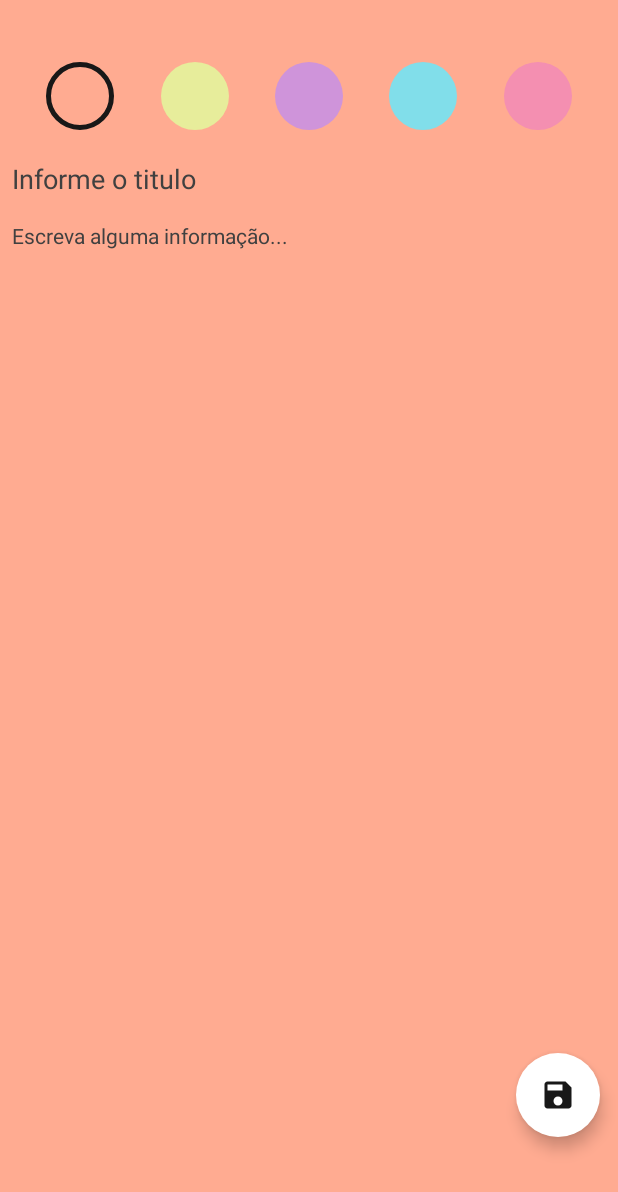
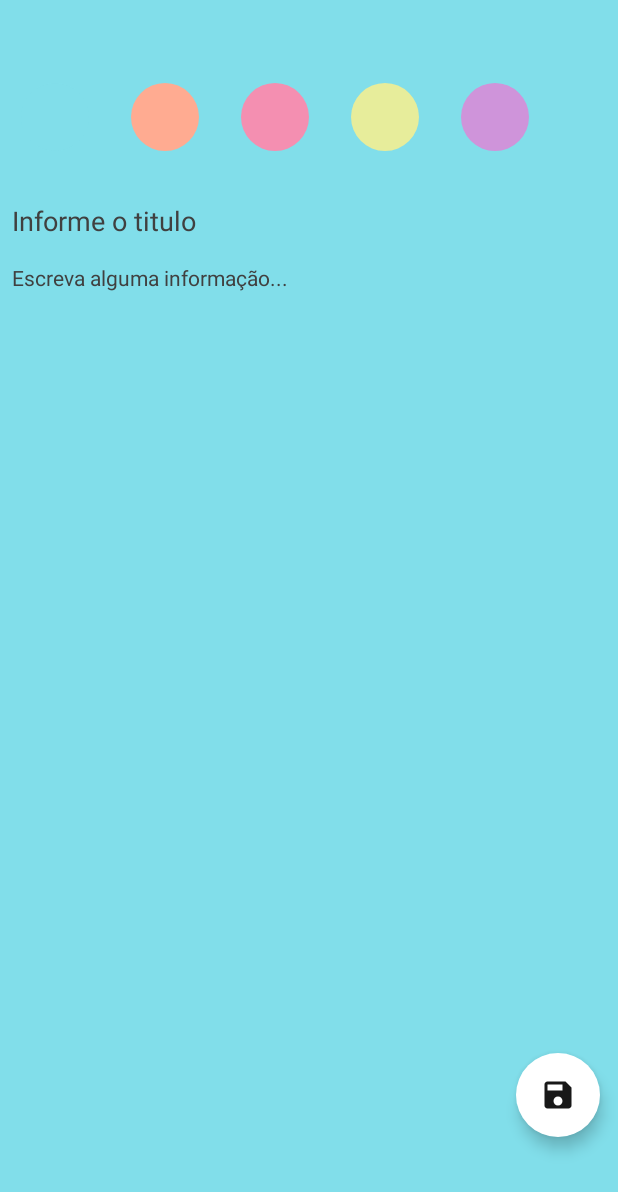
Before and after one commit to rafaelcalves1/NoteApp, an Android app: the AddNoteActivity screen opened directly, with no data from a screen before it, on a phone screen of 412 x 824 dp. Shown: the top 1192 px of the screen. Run offline under Robolectric (Android 15) with nearby library versions, the phone set to English and light mode, and no system bars; our stand-ins replace Room's generated code.

Commit message:
Implemente Rycler color pick

```diff
--- a/app/src/main/java/com/example/noteapp/di/AppModule.kt
+++ b/app/src/main/java/com/example/noteapp/di/AppModule.kt
@@ -7,11 +7,10 @@ import com.example.noteapp.data.data_source.NotaDataBase.Companion.DATABASE_NOME
 import com.example.noteapp.data.repository.NotaRepositoryImpl
 import com.example.noteapp.domain.repository.NotaRepository
 import com.example.noteapp.domain.use_cases.*
+import com.example.noteapp.presenter.viewmodel.AddNotesViewModel
 import com.example.noteapp.presenter.viewmodel.NotasViewModel
 import org.koin.android.ext.koin.androidApplication
 import org.koin.androidx.viewmodel.dsl.viewModel
-import org.koin.core.module.dsl.bind
-import org.koin.core.module.dsl.singleOf
 import org.koin.dsl.module
 
 object AppModule {
@@ -25,7 +24,7 @@ object AppModule {
     }
 
     val dataBaseModule = module {
-        fun provideNotaDao(dataBase: NotaDataBase) : NotaDao {
+        fun provideNotaDao(dataBase: NotaDataBase): NotaDao {
             return dataBase.notaDao
         }
 
@@ -34,7 +33,7 @@ object AppModule {
                 androidApplication(),
                 NotaDataBase::class.java,
                 DATABASE_NOME
-            ).build()
+            ).fallbackToDestructiveMigration().build()
         }
 
         single {
@@ -43,11 +42,12 @@ object AppModule {
     }
 
     val repositoryModule = module {
-        single { NotaRepositoryImpl(get()) as NotaRepository}
+        single { NotaRepositoryImpl(get()) as NotaRepository }
     }
 
     val viewModelModule = module {
         viewModel { NotasViewModel(get()) }
+        viewModel { AddNotesViewModel(get()) }
     }
 
 }
--- /dev/null
+++ b/app/src/main/java/com/example/noteapp/domain/model/ColorBackground.kt
@@ -0,0 +1,6 @@
+package com.example.noteapp.domain.model
+
+
+enum class ColorBackground{
+    BLUE, ORANGE, PINK, VIOLET, YELLOW
+}
--- /dev/null
+++ b/app/src/main/java/com/example/noteapp/domain/model/ColorPick.kt
@@ -0,0 +1,50 @@
+package com.example.noteapp.domain.model
+
+import com.example.noteapp.R
+import com.example.noteapp.domain.model.ColorBackground.*
+
+
+data class ColorPick(
+    val color: ColorBackground,
+    val isEnabled: Boolean = false
+) {
+    fun setBackgroundColorRes(): Int {
+        return when (color) {
+            BLUE -> {
+                R.color.blue
+            }
+            YELLOW -> {
+                R.color.yellow
+            }
+            ORANGE -> {
+                R.color.orange
+            }
+            PINK -> {
+                R.color.pink
+            }
+            VIOLET -> {
+                R.color.violet
+            }
+        }
+    }
+
+    fun setBackgroundRes(): Int{
+        return when (color) {
+            BLUE -> {
+                R.drawable.background_view_border_blue
+            }
+            YELLOW -> {
+                R.drawable.background_view_border_yellow
+            }
+            ORANGE -> {
+                R.drawable.background_view_border_orange
+            }
+            PINK -> {
+                R.drawable.background_view_border_pink
+            }
+            VIOLET -> {
+                R.drawable.background_view_border_violet
+            }
+        }
+    }
+}
--- a/app/src/main/java/com/example/noteapp/presenter/activity/AddNoteActivity.kt
+++ b/app/src/main/java/com/example/noteapp/presenter/activity/AddNoteActivity.kt
@@ -1,18 +1,33 @@
 package com.example.noteapp.presenter.activity
 
 import android.os.Bundle
-import android.view.View
 import android.view.WindowManager
+import android.widget.Toast
 import androidx.appcompat.app.AppCompatActivity
-import androidx.lifecycle.lifecycleScope
-import com.example.noteapp.R
+import androidx.recyclerview.widget.LinearLayoutManager
 import com.example.noteapp.databinding.ActivityAddNoteBinding
-import com.example.noteapp.presenter.util.changeColorBackground
-import kotlinx.coroutines.launch
+import com.example.noteapp.domain.model.ColorBackground
+import com.example.noteapp.domain.model.ColorBackground.*
+import com.example.noteapp.domain.model.ColorPick
+import com.example.noteapp.domain.model.Nota
+import com.example.noteapp.presenter.adapter.ItemColorPickAdapter
+import com.example.noteapp.presenter.viewmodel.AddNotesViewModel
+import org.koin.androidx.viewmodel.ext.android.viewModel
 
 class AddNoteActivity : AppCompatActivity() {
 
     private lateinit var binding: ActivityAddNoteBinding
+
+    private val listColor = listOf(
+        ColorPick(BLUE, false),
+        ColorPick(ORANGE, false),
+        ColorPick(PINK, false),
+        ColorPick(YELLOW, false),
+        ColorPick(VIOLET, false)
+    )
+
+    private val viewModel: AddNotesViewModel by viewModel()
+    private var colorNote: ColorBackground = BLUE
 
     override fun onCreate(savedInstanceState: Bundle?) {
         super.onCreate(savedInstanceState)
@@ -21,48 +36,50 @@ class AddNoteActivity : AppCompatActivity() {
         window.apply {
             addFlags(WindowManager.LayoutParams.FLAG_LAYOUT_NO_LIMITS)
         }
-        binding.addNoteColorOrange.isEnabled = false
+        addObservers()
         addListenners()
+        configRecycler()
     }
 
     private fun addListenners() {
-        binding.addNoteColorOrange.setOnClickListener {
-            configBtn(it)
-            binding.root.changeColorBackground(R.color.orange)
-        }
-        binding.addNoteColorYellow.setOnClickListener {
-            configBtn(it)
-            binding.root.changeColorBackground(R.color.yellow)
-        }
-        binding.addNoteColorViolet.setOnClickListener {
-            configBtn(it)
-            binding.root.changeColorBackground(R.color.violet)
-        }
-        binding.addNoteColorBlue.setOnClickListener {
-            configBtn(it)
-            binding.root.changeColorBackground(R.color.blue)
-        }
-        binding.addNoteColorPink.setOnClickListener {
-            configBtn(it)
-            binding.root.changeColorBackground(R.color.pink)
+        binding.addNoteSaveNote.setOnClickListener {
+            viewModel.addNotes(
+                Nota(
+                    titulo = binding.addNoteInputTitle.text.toString(),
+                    descricao = binding.addNoteInputBody.text.toString(),
+                    datacriacao = System.currentTimeMillis(),
+                    colorNota = colorNote.ordinal
+                )
+            )
         }
     }
 
-    private fun configBtn(view: View) {
-        view.isEnabled = false
-        val listButton = listOf(
-            binding.addNoteColorOrange,
-            binding.addNoteColorYellow,
-            binding.addNoteColorViolet,
-            binding.addNoteColorBlue,
-            binding.addNoteColorPink
-        )
-        lifecycleScope.launch {
-            listButton.forEach {
-                if (it != view) {
-                    it.isEnabled = true
-                }
+    private fun configRecycler() {
+        binding.addNoteRecyclerColors.apply {
+            layoutManager = LinearLayoutManager(context, LinearLayoutManager.HORIZONTAL, false)
+            adapter = ItemColorPickAdapter(::setOnColorPick).apply {
+                submitList(listColor)
             }
         }
     }
+
+    private fun setOnColorPick(colorPick: ColorPick) {
+        if (colorPick.isEnabled) {
+            colorNote = colorPick.color
+            binding.root.setBackgroundResource(colorPick.setBackgroundColorRes())
+        }
+    }
+
+    private fun addObservers() {
+        viewModel.addNoteSuccess.observe(this) {
+            it?.let {
+                this.finish()
+            }
+        }
+
+        viewModel.error.observe(this) {
+            Toast.makeText(this, it, Toast.LENGTH_SHORT).show()
+        }
+    }
+
 }
--- /dev/null
+++ b/app/src/main/java/com/example/noteapp/presenter/adapter/ItemColorPickAdapter.kt
@@ -0,0 +1,35 @@
+package com.example.noteapp.presenter.adapter
+
+import android.view.LayoutInflater
+import android.view.ViewGroup
+import androidx.recyclerview.widget.DiffUtil
+import androidx.recyclerview.widget.ListAdapter
+import com.example.noteapp.databinding.ItemColorPickBinding
+import com.example.noteapp.domain.model.ColorPick
+import com.example.noteapp.presenter.viewholder.ItemColorPickViewHolder
+
+class ItemColorPickAdapter(
+    private val listenner: (ColorPick) -> Unit
+) : ListAdapter<ColorPick, ItemColorPickViewHolder>(
+    object : DiffUtil.ItemCallback<ColorPick>() {
+        override fun areItemsTheSame(oldItem: ColorPick, newItem: ColorPick): Boolean {
+            return true
+        }
+
+        override fun areContentsTheSame(oldItem: ColorPick, newItem: ColorPick): Boolean {
+            return oldItem == newItem
+        }
+    }
+) {
+
+    override fun onCreateViewHolder(parent: ViewGroup, viewType: Int): ItemColorPickViewHolder {
+        val binding = ItemColorPickBinding.inflate(
+            LayoutInflater.from(parent.context), parent, false
+        )
+        return ItemColorPickViewHolder(binding.root)
+    }
+
+    override fun onBindViewHolder(holder: ItemColorPickViewHolder, position: Int) {
+        holder.bindItem(currentList[position], listenner)
+    }
+}
--- /dev/null
+++ b/app/src/main/java/com/example/noteapp/presenter/adapter/NoteRecyclerAdapter.kt
@@ -0,0 +1,4 @@
+package com.example.noteapp.presenter.adapter
+
+class NoteRecyclerAdapter {
+}
--- /dev/null
+++ b/app/src/main/java/com/example/noteapp/presenter/viewholder/ItemColorPickViewHolder.kt
@@ -0,0 +1,17 @@
+package com.example.noteapp.presenter.viewholder
+
+import android.view.View
+import androidx.recyclerview.widget.RecyclerView
+import com.example.noteapp.domain.model.ColorPick
+
+class ItemColorPickViewHolder(view: View) : RecyclerView.ViewHolder(view) {
+
+    private val colorItem = view.rootView
+
+    fun bindItem(color: ColorPick, listenner: (ColorPick) -> Unit) {
+        colorItem.setBackgroundResource(color.setBackgroundRes())
+        colorItem.setOnClickListener {
+            listenner(color.copy(isEnabled = color.isEnabled.not()))
+        }
+    }
+}
--- /dev/null
+++ b/app/src/main/java/com/example/noteapp/presenter/viewmodel/AddNotesViewModel.kt
@@ -0,0 +1,37 @@
+package com.example.noteapp.presenter.viewmodel
+
+import androidx.lifecycle.LiveData
+import androidx.lifecycle.MutableLiveData
+import androidx.lifecycle.ViewModel
+import androidx.lifecycle.viewModelScope
+import com.example.noteapp.domain.model.Nota
+import com.example.noteapp.domain.use_cases.NotasUseCases
+import kotlinx.coroutines.launch
+
+class AddNotesViewModel(
+    private val notasUseCases: NotasUseCases
+) : ViewModel() {
+
+    private val _addNoteSuccess = MutableLiveData<Long?>()
+    val addNoteSuccess: LiveData<Long?>
+        get() = _addNoteSuccess
+
+    private val _error = MutableLiveData<String>()
+    val error: LiveData<String>
+        get() = _error
+
+    fun addNotes(nota: Nota) {
+        val title = nota.titulo
+        val description = nota.descricao
+        if (title.isNotBlank() && title.isNotEmpty() &&
+            description.isNotBlank() && description.isNotEmpty()
+        ) {
+            viewModelScope.launch {
+                _addNoteSuccess.value = notasUseCases.addNotaUseCase(nota)
+            }
+        } else {
+            _error.value = "Invalid Note."
+        }
+    }
+
+}
--- a/app/src/main/res/layout/activity_add_note.xml
+++ b/app/src/main/res/layout/activity_add_note.xml
@@ -4,70 +4,21 @@
     xmlns:tools="http://schemas.android.com/tools"
     android:layout_width="match_parent"
     android:layout_height="match_parent"
-    android:background="@color/orange"
+    android:background="@color/blue"
     android:fitsSystemWindows="true"
     android:padding="10dp">
 
-
-    <androidx.constraintlayout.widget.ConstraintLayout
+    <androidx.recyclerview.widget.RecyclerView
         android:id="@+id/add_note_recycler_colors"
         android:layout_width="match_parent"
         android:layout_height="wrap_content"
+        android:nestedScrollingEnabled="false"
         android:orientation="horizontal"
         app:layout_constraintTop_toBottomOf="@id/guideline2"
-        tools:layout_editor_absoluteX="10dp">
+        tools:itemCount="5"
+        tools:layoutManager="androidx.recyclerview.widget.LinearLayoutManager"
+        tools:listitem="@layout/item_color_pick" />
 
-        <View
-            android:id="@+id/add_note_color_orange"
-            android:layout_width="45dp"
-            android:layout_height="45dp"
-            android:background="@drawable/background_view_border_orange"
-            app:layout_constraintEnd_toStartOf="@+id/add_note_color_yellow"
-            app:layout_constraintHorizontal_bias="0.5"
-            app:layout_constraintStart_toStartOf="parent"
-            app:layout_constraintTop_toTopOf="parent" />
-
-        <View
-            android:id="@+id/add_note_color_yellow"
-            android:layout_width="45dp"
-            android:layout_height="45dp"
-            android:background="@drawable/background_view_border_yellow"
-            app:layout_constraintEnd_toStartOf="@+id/add_note_color_violet"
-            app:layout_constraintHorizontal_bias="0.5"
-            app:layout_constraintStart_toEndOf="@+id/add_note_color_orange"
-            app:layout_constraintTop_toTopOf="parent" />
-
-        <View
-            android:id="@+id/add_note_color_violet"
-            android:layout_width="45dp"
-            android:layout_height="45dp"
-            android:background="@drawable/background_view_border_violet"
-            app:layout_constraintEnd_toStartOf="@+id/add_note_color_blue"
-            app:layout_constraintHorizontal_bias="0.5"
-            app:layout_constraintStart_toEndOf="@+id/add_note_color_yellow"
-            app:layout_constraintTop_toTopOf="parent" />
-
-        <View
-            android:id="@+id/add_note_color_blue"
-            android:layout_width="45dp"
-            android:layout_height="45dp"
-            android:background="@drawable/background_view_border_blue"
-            app:layout_constraintEnd_toStartOf="@+id/add_note_color_pink"
-            app:layout_constraintHorizontal_bias="0.5"
-            app:layout_constraintStart_toEndOf="@+id/add_note_color_violet"
-            app:layout_constraintTop_toTopOf="parent" />
-
-        <View
-            android:id="@+id/add_note_color_pink"
-            android:layout_width="45dp"
-            android:layout_height="45dp"
-            android:background="@drawable/background_view_border_pink"
-            app:layout_constraintEnd_toEndOf="parent"
-            app:layout_constraintHorizontal_bias="0.5"
-            app:layout_constraintStart_toEndOf="@+id/add_note_color_blue"
-            app:layout_constraintTop_toTopOf="parent" />
-
-    </androidx.constraintlayout.widget.ConstraintLayout>
 
     <com.google.android.material.textfield.TextInputEditText
         android:id="@+id/add_note_input_title"
--- a/app/src/main/res/layout/item_color_pick.xml
+++ b/app/src/main/res/layout/item_color_pick.xml
@@ -1,12 +1,6 @@
 <?xml version="1.0" encoding="utf-8"?>
-<androidx.cardview.widget.CardView xmlns:android="http://schemas.android.com/apk/res/android"
-    android:layout_width="50dp"
-    android:layout_height="50dp"
-    xmlns:app="http://schemas.android.com/apk/res-auto"
-    app:cardCornerRadius="50dp"
-    app:cardBackgroundColor="@color/yellow"
-    android:layout_margin="10dp"
-    android:background="@drawable/background_view_border_orange"
-    >
-
-</androidx.cardview.widget.CardView>
+<View xmlns:android="http://schemas.android.com/apk/res/android"
+    android:layout_width="@dimen/color_pick_width_m"
+    android:layout_height="@dimen/color_pick_height_m"
+    android:layout_margin="@dimen/color_pick_dimen_m"
+    android:background="@drawable/background_view_border_orange" />
--- /dev/null
+++ b/app/src/main/res/values/dimen.xml
@@ -0,0 +1,7 @@
+<?xml version="1.0" encoding="utf-8"?>
+<resources>
+    <dimen name="color_pick_dimen_m">14dp</dimen>
+    <dimen name="color_pick_height_m">45dp</dimen>
+    <dimen name="color_pick_width_m">45dp</dimen>
+
+</resources>
```
Also changed, not shown: app/src/main/res/layout/activity_main.xml (+33 -43 lines), app/src/main/res/layout/item_nota.xml (+12 -24 lines).
